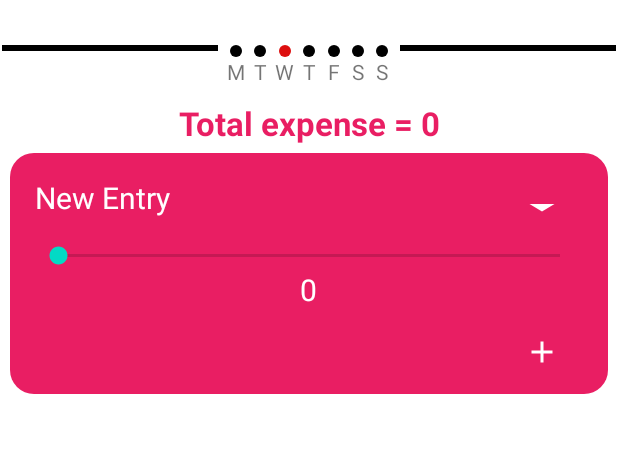
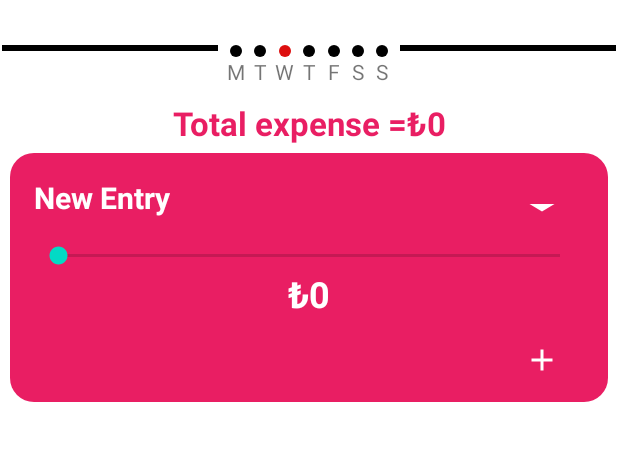
Before and after one commit to ozancanguz/Expense-Tracker, an Android app: the screen it shows after launch (MainActivity), after a tap on "New Entry", on a phone screen of 412 x 824 dp, the part 129-590 px from its top. Run offline under Robolectric (Android 15) with nearby library versions, the phone set to English and light mode, and no system bars; our stand-ins replace Dagger/Hilt's generated code.

```diff
--- a/app/src/main/java/com/example/expense_tracker/ui/fragments/ListFragment.kt
+++ b/app/src/main/java/com/example/expense_tracker/ui/fragments/ListFragment.kt
@@ -8,6 +8,7 @@ import androidx.fragment.app.Fragment
 import android.view.LayoutInflater
 import android.view.View
 import android.view.ViewGroup
+import android.widget.SeekBar
 import androidx.core.content.ContextCompat
 import com.example.expense_tracker.R
 import com.example.expense_tracker.databinding.FragmentListBinding
@@ -24,7 +25,7 @@ class ListFragment : Fragment() {
     override fun onCreateView(
         inflater: LayoutInflater, container: ViewGroup?,
         savedInstanceState: Bundle?
-    ): View? {
+    ): View {
         // Inflate the layout for this fragment
         _binding = FragmentListBinding.inflate(inflater, container, false)
         val view = binding.root
@@ -32,17 +33,61 @@ class ListFragment : Fragment() {
         // current day dot color change function
        currentDayChangeDot()
 
+        // expand - collapse card
+        expandCardView()
+
+
+      // seek bar functionality
+        seekBar()
+
+
+        return view
+
+
+    }
+
+    private fun seekBar() {
+        //-------------------------------
+        val seekbar = binding.seekbar
+        val seekbarTextView = binding.seekbarTextView
+        val addIcon=binding.addIcon
+
+        seekbar.setOnSeekBarChangeListener(object : SeekBar.OnSeekBarChangeListener {
+
+            override fun onProgressChanged(seekBar: SeekBar?, progress: Int, fromUser: Boolean) {
+                // Update the text view with the seekbar progress
+                seekbarTextView.text = "₺$progress"
+            }
+
+            override fun onStartTrackingTouch(seekBar: SeekBar?) {
+                // Do nothing
+            }
+
+            override fun onStopTrackingTouch(seekBar: SeekBar?) {
+                // Do nothing
+            }
+        })
+
+        addIcon.setOnClickListener {
+            // Get the current value of the seekbar
+            val currentProgress = seekbar.progress
+            // Do something with the currentProgress value, such as adding it to a database
+
+        }
+
+    }
+
+    private fun expandCardView(){
         val cardView = binding.cardview
         val seekBar = binding.seekbar
         val seekBarTextView = binding.seekbarTextView
         val addIcon = binding.addIcon
-
-// Set initial visibility of the seek bar and add icon to gone
+     // Set initial visibility of the seek bar and add icon to gone
         seekBar.visibility = View.GONE
         seekBarTextView.visibility = View.GONE
         addIcon.visibility = View.GONE
 
-// Set OnClickListener to the card view
+           // Set OnClickListener to the card view
         cardView.setOnClickListener {
             if (seekBar.visibility == View.GONE) {
                 // Expand the card view
@@ -56,11 +101,6 @@ class ListFragment : Fragment() {
                 addIcon.visibility = View.GONE
             }
         }
-
-
-        return view
-
-
     }
 
     private fun currentDayChangeDot() {
--- a/app/src/main/res/layout/fragment_list.xml
+++ b/app/src/main/res/layout/fragment_list.xml
@@ -48,6 +48,7 @@
             <TextView
                 android:layout_width="wrap_content"
                 android:layout_height="wrap_content"
+
                 android:text="M"/>
 
         </LinearLayout>
@@ -190,12 +191,12 @@
         android:id="@+id/total_expense_text"
         android:layout_width="match_parent"
         android:layout_height="wrap_content"
-        android:text="Total expense = 0"
+        android:layout_marginTop="10dp"
+        android:text="Total expense =₺0"
         android:textAlignment="center"
         android:textColor="#E91E63"
+        android:textSize="22sp"
         android:textStyle="bold"
-        android:textSize="22sp"
-        android:layout_marginTop="10dp"
 
         />
 
@@ -220,6 +221,7 @@
             android:layout_width="wrap_content"
             android:layout_height="wrap_content"
             android:text="New Entry"
+            android:textStyle="bold"
             android:textAlignment="center"
             android:textColor="@android:color/white"
             android:textSize="20sp" />
@@ -256,9 +258,10 @@
             android:layout_height="wrap_content"
             android:layout_below="@+id/seekbar"
             android:layout_centerHorizontal="true"
+            android:text="₺0"
+            android:textStyle="bold"
             android:textColor="@android:color/white"
-            android:textSize="20sp"
-            android:text="0" />
+            android:textSize="24sp" />
 
         <!-- Add icon -->
         <ImageView
```
